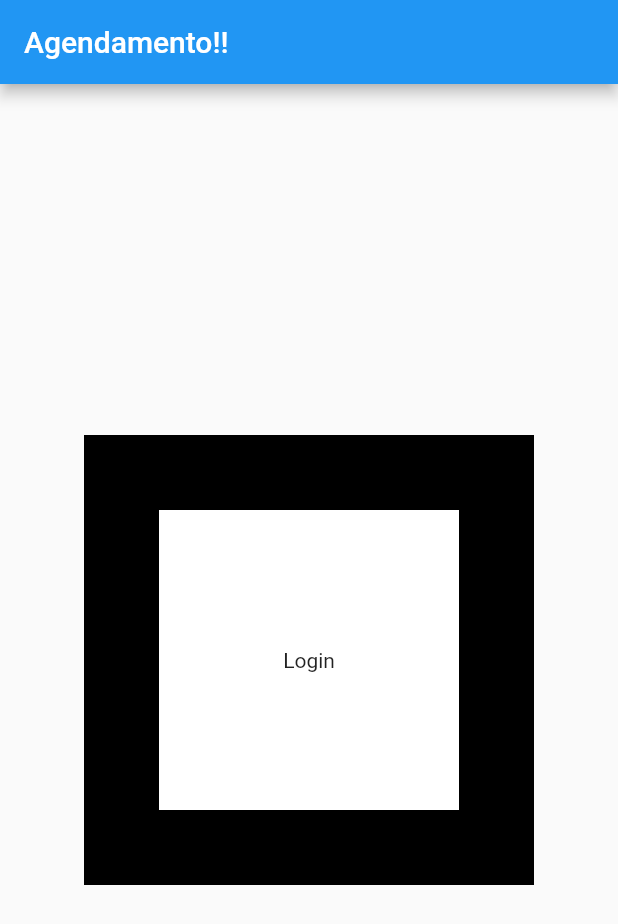
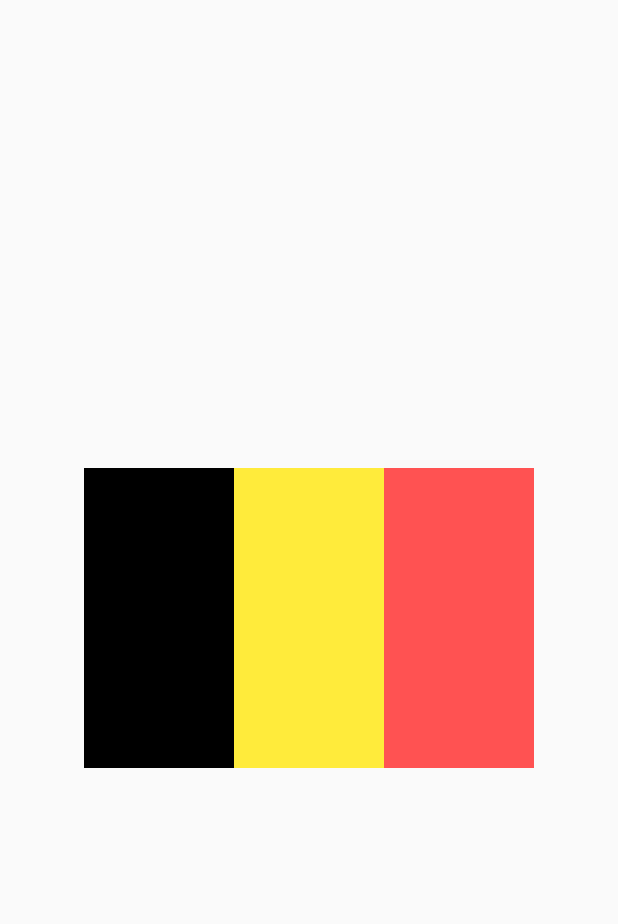
Before and after one commit to olivegusta/barbearia, a Flutter app: the screen it shows after launch, on a phone screen of 412 x 824 dp. Shown: the top 924 px of the screen. Run offline on Flutter 3.47's test engine with Material 2 defaults, Android fonts, the phone set to English and light mode, and no system bars; missing offline and left inert: dart:html.

Commit message:
Montando bandeira da belgica

```diff
--- a/barbearia/lib/home.dart
+++ b/barbearia/lib/home.dart
@@ -10,47 +10,36 @@ class MyHomePage extends StatefulWidget {
 }
 
 class _MyHomePageState extends State<MyHomePage> {
-  final int _counter = 0;
-
-  //void _incrementCounter() {
-  //  setState(() {
-  //    _counter++;
-  //  });
-  // }
-
   @override
   Widget build(BuildContext context) {
     return Scaffold(
-      appBar: AppBar(
-        title: Text(widget.title),
-      ),
       body: Center(
         child: Column(
-          mainAxisAlignment: MainAxisAlignment.center,
-          children: [
-            Row(
-              mainAxisAlignment: MainAxisAlignment.center,
-              children: <Widget>[
-                Container(
-                  color: Colors.black,
-                  width: 300.0,
-                  height: 300.0,
-                  child: Center(
-                    child: Container(
-                      color: Colors.white,
-                      width: 200.0,
-                      height: 200.0,
-                      child: Center(child: Text("Login")),
-                    ),
-                  ),
-                ),
-              ],
-            ),
-          ],
-        ),
-        //],
+            mainAxisAlignment: MainAxisAlignment.center,
+            children: [bandeiraBeldica()]),
       ),
-      //),
     );
   }
 }
+
+Widget bandeiraBeldica() {
+  return Row(
+    mainAxisAlignment: MainAxisAlignment.center,
+    children: [
+      faixa(Colors.black),
+      faixa(Colors.yellow),
+      faixa(Colors.redAccent)
+    ],
+  );
+}
+
+Widget faixa(Color cor) {
+  final double h = 200;
+  final double l = 100;
+
+  return Container(
+    height: h,
+    width: l,
+    color: cor,
+  );
+}
```
